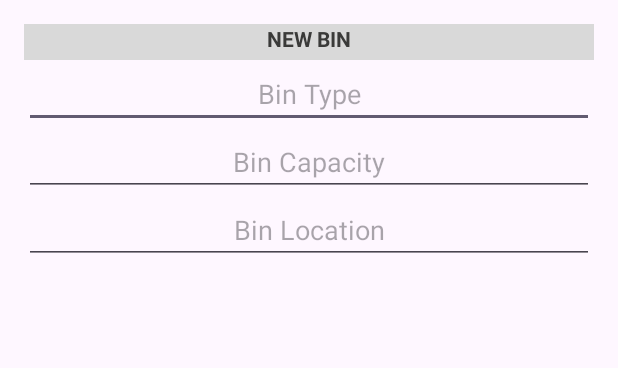
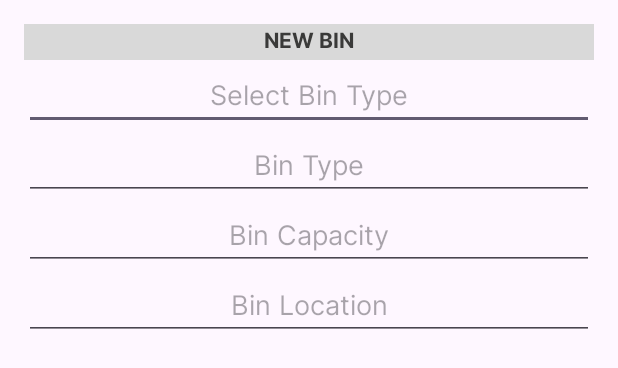
Before and after one commit to ShreyansAmin02/EcoSort, an Android app: the layout add_bin.xml on its own in the app's theme, with its tools: preview values and no code run, on a phone screen of 412 x 824 dp. Shown: the top 368 px of the screen. Run offline under Robolectric (Android 15) with nearby library versions, the phone set to English and light mode, and no system bars.

```diff
--- /dev/null
+++ b/app/src/main/res/drawable/custom_shape.xml
@@ -0,0 +1,6 @@
+<?xml version="1.0" encoding="utf-8"?>
+<shape xmlns:android="http://schemas.android.com/apk/res/android"
+    android:shape="rectangle">
+    <solid android:color="#386641"/>
+
+</shape>
--- a/app/src/main/res/layout/activity_main.xml
+++ b/app/src/main/res/layout/activity_main.xml
@@ -64,6 +64,7 @@
         android:layout_marginTop="8dp"
         android:layout_marginStart="8dp"
         android:paddingHorizontal="48dp"
+        android:fontFamily="@font/inter_bold"
         android:text="Login"
         android:backgroundTint="#6A994E"/>
     <TextView
--- a/app/src/main/res/layout/add_bin.xml
+++ b/app/src/main/res/layout/add_bin.xml
@@ -12,14 +12,22 @@
         android:background="#D9D9D9">
         <TextView
             android:layout_width="match_parent"
+            android:fontFamily="@font/inter_bold"
             android:layout_height="wrap_content"
             android:text="NEW BIN"
             android:textAlignment="center"
-            android:textStyle="bold"
             android:textColor="#3A3A39" />
     </LinearLayout>
+    <AutoCompleteTextView
+        android:id="@+id/binTypeDrop"
+        android:fontFamily="@font/inter_regular"
+        android:layout_width="match_parent"
+        android:layout_height="wrap_content"
+        android:hint="Select Bin Type"
+        android:textAlignment="center"/>
     <EditText
         android:id="@+id/editTextBinType"
+        android:fontFamily="@font/inter_regular"
         android:layout_width="match_parent"
         android:layout_height="wrap_content"
         android:hint="Bin Type"
@@ -27,12 +35,14 @@
 
     <EditText
         android:id="@+id/editTextBinCapacity"
+        android:fontFamily="@font/inter_regular"
         android:layout_width="match_parent"
         android:layout_height="wrap_content"
         android:hint="Bin Capacity"
         android:textAlignment="center"/>
     <EditText
         android:id="@+id/editTextBinLocation"
+        android:fontFamily="@font/inter_regular"
         android:layout_width="match_parent"
         android:layout_height="wrap_content"
         android:hint="Bin Location"
```
Also changed, not shown: app/src/main/java/com/example/ecosort/BinAdapter.java (+16 -0 lines), app/src/main/java/com/example/ecosort/BinListActivity.java (+19 -0 lines), app/src/main/res/layout/bin_details.xml (+8 -0 lines), app/src/main/res/layout/item_bin.xml (+6 -2 lines), app/src/main/res/layout/list_item.xml (added, +10 -0 lines).
